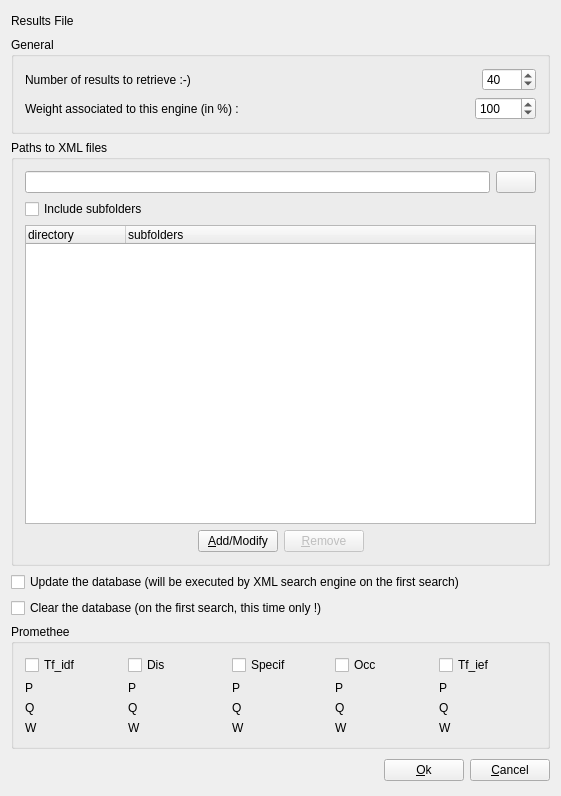
Old version of the form xmlengine/frontend/kde/genginexml.ui in the repository pfrancq/galilei.
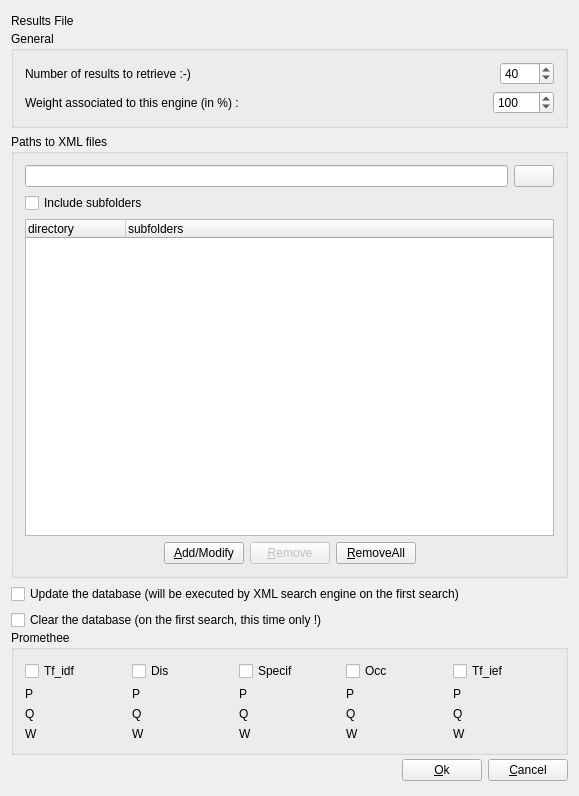
New version of the form. Custom widgets are drawn as their Qt base class.

The edit to the form file:
```diff
--- a/xmlengine/frontend/kde/genginexml.ui
+++ b/xmlengine/frontend/kde/genginexml.ui
@@ -18,6 +18,12 @@
   <layout class="QVBoxLayout" name="verticalLayout" >
    <item>
     <layout class="QGridLayout" >
+     <property name="sizeConstraint" >
+      <enum>QLayout::SetFixedSize</enum>
+     </property>
+     <property name="verticalSpacing" >
+      <number>0</number>
+     </property>
      <item row="2" column="0" >
       <widget class="QGroupBox" name="box_0_2" >
        <property name="title" >
@@ -498,6 +504,12 @@
                 <property name="shortcut" >
                  <string>Alt+A</string>
                 </property>
+                <property name="autoDefault" >
+                 <bool>true</bool>
+                </property>
+                <property name="default" >
+                 <bool>false</bool>
+                </property>
                </widget>
               </item>
               <item>
@@ -513,6 +525,13 @@
                 </property>
                </widget>
               </item>
+              <item>
+               <widget class="QPushButton" name="remAllButton" >
+                <property name="text" >
+                 <string>&amp;RemoveAll</string>
+                </property>
+               </widget>
+              </item>
               <item>
                <spacer name="spacer8_2" >
                 <property name="orientation" >
@@ -540,7 +559,13 @@
             </item>
             <item row="3" column="0" colspan="2" >
              <widget class="QTreeWidget" name="pathLView" >
-              <property name="allColumnsShowFocus" >
+              <property name="minimumSize" >
+               <size>
+                <width>529</width>
+                <height>200</height>
+               </size>
+              </property>
+              <property name="autoScroll" >
                <bool>true</bool>
               </property>
               <column>
```
Left out of the diff: 19 changed lines with no effect on the pictures.
